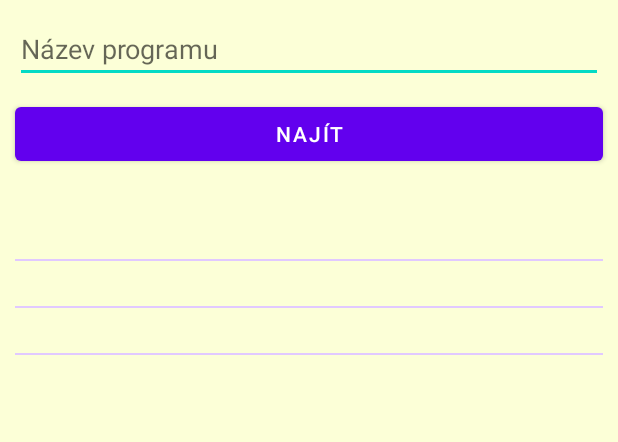
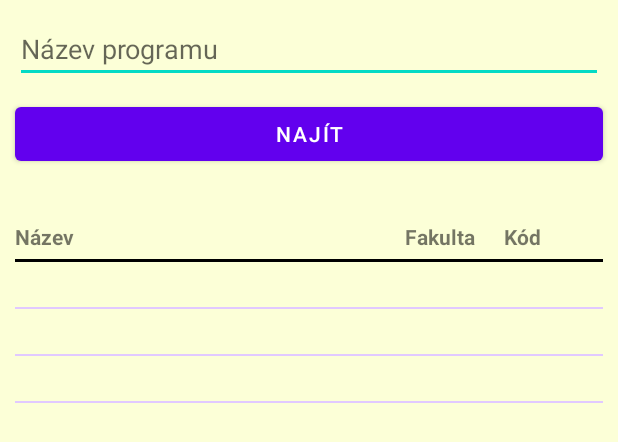
Before and after one commit to ferencv/MobilniTechnologie, an Android app: the layout fragment_search.xml on its own in the app's theme, with its tools: preview values and no code run, on a phone screen of 412 x 824 dp. Shown: the top 442 px of the screen. Run offline under Robolectric (Android 15) with nearby library versions, the phone set to English and light mode, and no system bars.

Commit message:
hlavicka tabulky

```diff
--- a/StagViewer/app/src/main/java/com/example/stagviewer/wut/SearchFragment.kt
+++ b/StagViewer/app/src/main/java/com/example/stagviewer/wut/SearchFragment.kt
@@ -52,13 +52,12 @@ class SearchFragment : Fragment() {
 
         binding.submitButton.setOnClickListener(
             {
-                viewModel.searchNameChanged(binding.facultyInput.text.toString())
+                viewModel.searchNameChanged(binding.nameInput.text.toString())
             });
 
-        // Create the observer which updates the UI.
         val nameObserver = Observer<String> { newName ->
-            // Update the UI, in this case, a TextView.
-            binding.textView2.text = newName
+            binding.resultStringLabel.text = newName
+            binding.resultStringLabel2.text = newName
         }
 
         // Observe the LiveData, passing in this activity as the LifecycleOwner and the observer.
--- a/StagViewer/app/src/main/res/layout/fragment_search.xml
+++ b/StagViewer/app/src/main/res/layout/fragment_search.xml
@@ -15,7 +15,7 @@
         android:background="@color/appBackground">
 
         <EditText
-            android:id="@+id/facultyInput"
+            android:id="@+id/nameInput"
             android:layout_width="match_parent"
             android:layout_height="wrap_content"
             android:ems="10"
@@ -37,10 +37,14 @@
             />
 
         <TextView
-            android:id="@+id/textView2"
+            android:id="@+id/resultStringLabel"
             android:layout_width="match_parent"
             android:layout_height="wrap_content"
+            android:layout_marginStart="10dp"
+            android:layout_marginEnd="10dp"
             android:text="@{viewModel.resultString}" />
+
+        <include layout="@layout/table_header"/>
 
         <androidx.recyclerview.widget.RecyclerView
             android:id="@+id/recycler_view"
@@ -48,8 +52,13 @@
             android:layout_height="match_parent"
             tools:listitem="@layout/table_item"
             android:layout_marginStart="10dp"
-            android:layout_marginTop="10dp"
             android:layout_marginEnd="10dp"/>
+
+        <TextView
+            android:id="@+id/resultStringLabel2"
+            android:layout_width="match_parent"
+            android:layout_height="wrap_content"
+            android:text="@{viewModel.resultString}" />
 
     </LinearLayout>
 </layout>
--- a/StagViewer/app/src/main/res/layout/table_header.xml
+++ b/StagViewer/app/src/main/res/layout/table_header.xml
@@ -3,26 +3,48 @@
     xmlns:android="http://schemas.android.com/apk/res/android"
     xmlns:app="http://schemas.android.com/apk/res-auto">
 
-    <TableRow android:background="#51B435" android:padding="10dp">
+    <LinearLayout android:layout_width="match_parent"
+        android:layout_height="wrap_content"
+        android:orientation="horizontal"
+        android:background="@color/itemBorderColor"
+        android:paddingBottom="2dp"
+        android:layout_marginStart="10dp"
+        android:layout_marginTop="10dp"
+        android:layout_marginEnd="10dp">
+
         <TextView
-            android:layout_width="wrap_content"
+            android:id="@+id/name"
+            android:layout_width="1dp"
             android:layout_height="wrap_content"
+            android:layout_weight="4"
+            android:background="@color/appBackground"
+            android:paddingTop="5dp"
+            android:paddingBottom="5dp"
+            android:text="@string/nazev"
+            android:textStyle="bold" />
+
+        <TextView
+            android:id="@+id/faculty"
+            android:layout_width="1dp"
+            android:layout_height="match_parent"
             android:layout_weight="1"
-            android:text="@string/Name" />
+            android:background="@color/appBackground"
+            android:paddingTop="5dp"
+            android:paddingBottom="5dp"
+            android:text="@string/Faculty"
+            android:textStyle="bold" />
+
         <TextView
-            android:layout_width="wrap_content"
-            android:layout_height="wrap_content"
+            android:id="@+id/type"
+            android:layout_width="1dp"
+            android:layout_height="match_parent"
             android:layout_weight="1"
-            android:text="@string/Faculty" />
-        <TextView
-            android:layout_width="wrap_content"
-            android:layout_height="wrap_content"
-            android:layout_weight="1"
-            android:text="@string/Typ" />
-        <TextView
-            android:layout_width="wrap_content"
-            android:layout_height="wrap_content"
-            android:layout_weight="1"
-            android:text="@string/Year" />
-    </TableRow>
+            android:background="@color/appBackground"
+            android:fontFamily="sans-serif"
+            android:paddingTop="5dp"
+            android:paddingBottom="5dp"
+            android:text="@string/kod"
+            android:textAlignment="textStart"
+            android:textStyle="bold" />
+    </LinearLayout>
 </layout>
```
